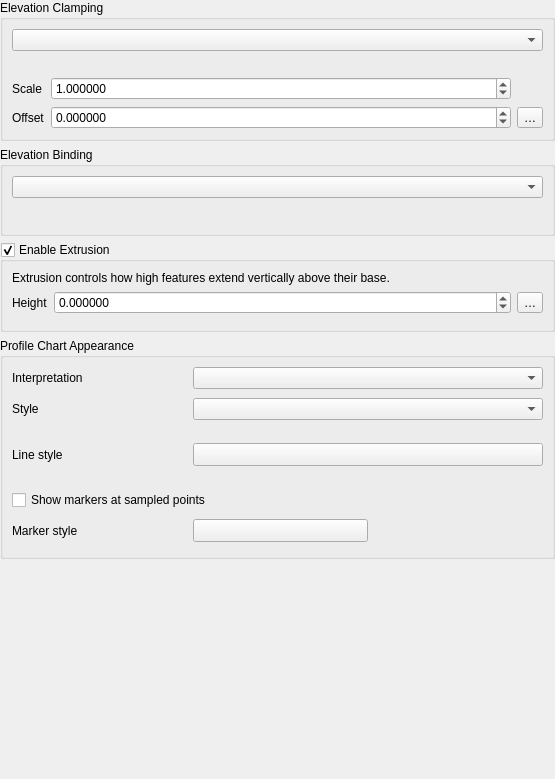
Before: the Qt Designer form src/ui/qgsvectorelevationpropertieswidgetbase.ui in qgis/QGIS, drawn with Qt 5.
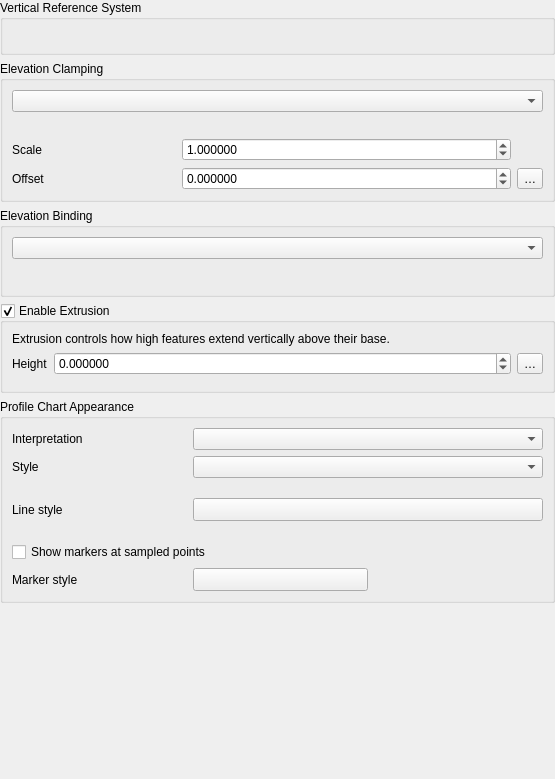
After: the same form once the commit is applied. Custom widgets are drawn as their Qt base class.

Commit message: Add vertical CRS selection widget to vector layer properties

What changed in the file:
```diff
--- a/src/ui/qgsvectorelevationpropertieswidgetbase.ui
+++ b/src/ui/qgsvectorelevationpropertieswidgetbase.ui
@@ -26,6 +26,58 @@
    <property name="bottomMargin">
     <number>0</number>
    </property>
+   <item>
+    <widget class="QGroupBox" name="groupBox_2">
+     <property name="sizePolicy">
+      <sizepolicy hsizetype="Preferred" vsizetype="Maximum">
+       <horstretch>0</horstretch>
+       <verstretch>0</verstretch>
+      </sizepolicy>
+     </property>
+     <property name="title">
+      <string>Vertical Reference System</string>
+     </property>
+     <layout class="QVBoxLayout" name="verticalLayout_2">
+      <item>
+       <widget class="QgsStackedWidget" name="mVerticalCrsStackedWidget">
+        <property name="sizePolicy">
+         <sizepolicy hsizetype="Preferred" vsizetype="Maximum">
+          <horstretch>0</horstretch>
+          <verstretch>0</verstretch>
+         </sizepolicy>
+        </property>
+        <widget class="QWidget" name="mCrsPageDisabled">
+         <layout class="QVBoxLayout" name="verticalLayout_3">
+          <property name="leftMargin">
+           <number>0</number>
+          </property>
+          <property name="topMargin">
+           <number>0</number>
+          </property>
+          <property name="rightMargin">
+           <number>0</number>
+          </property>
+          <property name="bottomMargin">
+           <number>0</number>
+          </property>
+          <item>
+           <widget class="QLabel" name="mCrsDisabledLabel">
+            <property name="text">
+             <string/>
+            </property>
+            <property name="wordWrap">
+             <bool>true</bool>
+            </property>
+           </widget>
+          </item>
+         </layout>
+        </widget>
+        <widget class="QWidget" name="mCrsPageEnabled"/>
+       </widget>
+      </item>
+     </layout>
+    </widget>
+   </item>
    <item>
     <widget class="QGroupBox" name="mElevationGroupBox">
      <property name="focusPolicy">
@@ -40,28 +92,11 @@
      <property name="syncGroup" stdset="0">
       <string notr="true">vectorgeneral</string>
      </property>
-     <layout class="QGridLayout" name="gridLayout_2" columnstretch="0,1,0,0">
-      <item row="2" column="0">
-       <widget class="QLabel" name="mLabelScale">
+     <layout class="QGridLayout" name="gridLayout_2" columnstretch="0,0,0,0">
+      <item row="3" column="3">
+       <widget class="QgsPropertyOverrideButton" name="mOffsetDDBtn">
         <property name="text">
-         <string>Scale</string>
-        </property>
-       </widget>
-      </item>
-      <item row="1" column="0" colspan="3">
-       <widget class="QLabel" name="mLabelClampingExplanation">
-        <property name="text">
-         <string/>
-        </property>
-        <property name="wordWrap">
-         <bool>true</bool>
-        </property>
-       </widget>
-      </item>
-      <item row="3" column="0">
-       <widget class="QLabel" name="mOffsetLabel">
-        <property name="text">
-         <string>Offset</string>
+         <string>…</string>
         </property>
        </widget>
       </item>
@@ -78,6 +113,23 @@
         </property>
        </widget>
       </item>
+      <item row="3" column="0">
+       <widget class="QLabel" name="mOffsetLabel">
+        <property name="text">
+         <string>Offset</string>
+        </property>
+       </widget>
+      </item>
+      <item row="1" column="0" colspan="3">
+       <widget class="QLabel" name="mLabelClampingExplanation">
+        <property name="text">
+         <string/>
+        </property>
+        <property name="wordWrap">
+         <bool>true</bool>
+        </property>
+       </widget>
+      </item>
       <item row="2" column="1" colspan="2">
        <widget class="QgsDoubleSpinBox" name="mScaleZSpinBox">
         <property name="decimals">
@@ -94,10 +146,10 @@
         </property>
        </widget>
       </item>
-      <item row="3" column="3">
-       <widget class="QgsPropertyOverrideButton" name="mOffsetDDBtn">
+      <item row="2" column="0">
+       <widget class="QLabel" name="mLabelScale">
         <property name="text">
-         <string>…</string>
+         <string>Scale</string>
         </property>
        </widget>
       </item>
@@ -536,20 +588,26 @@
   </layout>
  </widget>
  <customwidgets>
+  <customwidget>
+   <class>QgsPropertyOverrideButton</class>
+   <extends>QToolButton</extends>
+   <header>qgspropertyoverridebutton.h</header>
+  </customwidget>
+  <customwidget>
+   <class>QgsSymbolButton</class>
+   <extends>QToolButton</extends>
+   <header>qgssymbolbutton.h</header>
+  </customwidget>
   <customwidget>
    <class>QgsDoubleSpinBox</class>
    <extends>QDoubleSpinBox</extends>
    <header>qgsdoublespinbox.h</header>
   </customwidget>
   <customwidget>
-   <class>QgsSymbolButton</class>
-   <extends>QToolButton</extends>
-   <header>qgssymbolbutton.h</header>
-  </customwidget>
-  <customwidget>
-   <class>QgsPropertyOverrideButton</class>
-   <extends>QToolButton</extends>
-   <header>qgspropertyoverridebutton.h</header>
+   <class>QgsStackedWidget</class>
+   <extends>QStackedWidget</extends>
+   <header>qgsstackedwidget.h</header>
+   <container>1</container>
   </customwidget>
  </customwidgets>
  <tabstops>
```
The commit also changes 2 other files.
